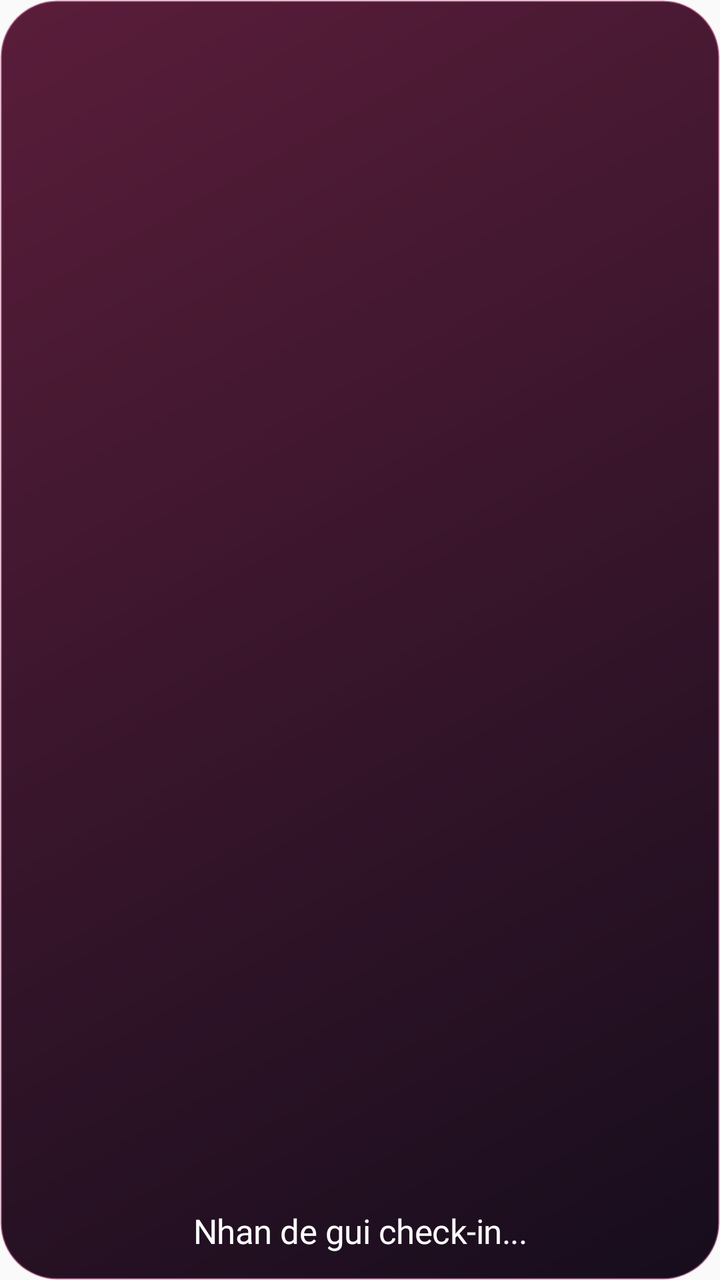
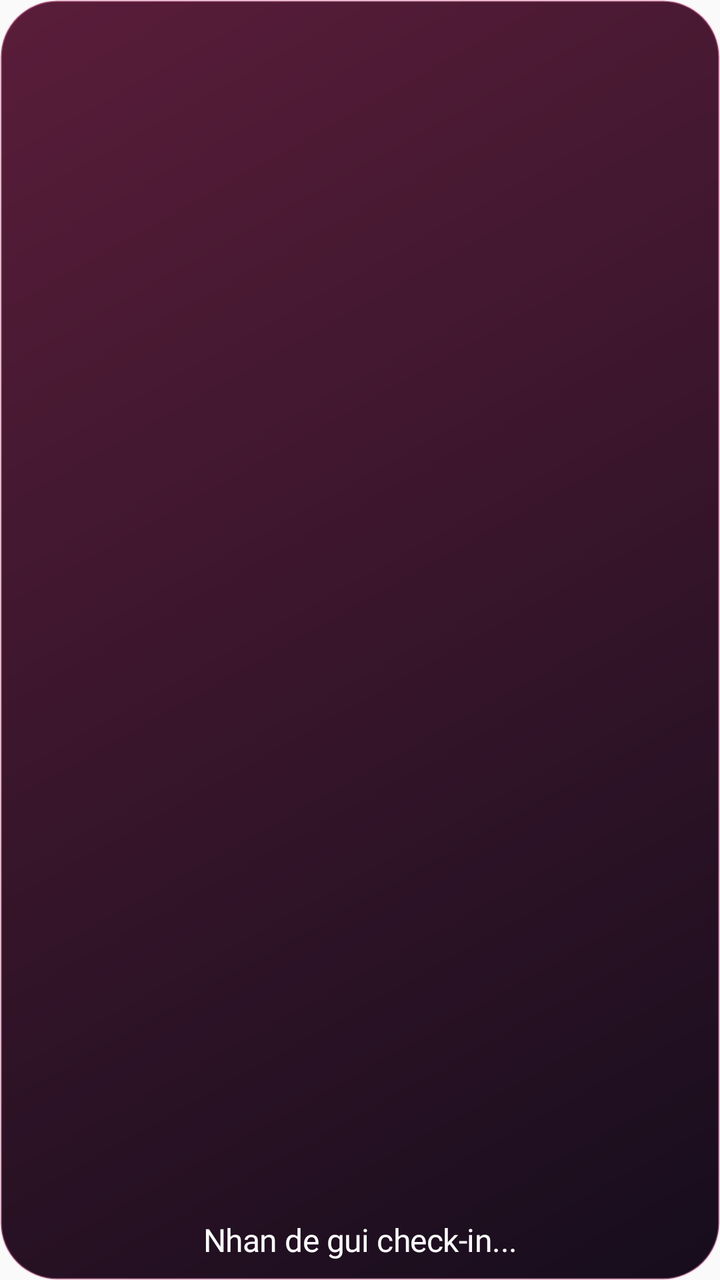

Compare the two renders of this Android layout. The source of the first and the diff that turns it into the second are given below.
<!-- AndroidManifest.xml: application theme Theme.LoveCheck -->
<!-- res/layout/love_check_quick_widget.xml -->
<?xml version="1.0" encoding="utf-8"?>
<FrameLayout xmlns:android="http://schemas.android.com/apk/res/android"
    android:id="@+id/quick_widget_root"
    android:layout_width="match_parent"
    android:layout_height="match_parent"
    android:background="@drawable/widget_photo_background"
    android:clipToOutline="true">

    
    <ImageView
        android:id="@+id/quick_widget_image"
        android:layout_width="match_parent"
        android:layout_height="match_parent"
        android:background="@drawable/widget_photo_background"
        android:clipToOutline="true"
        android:scaleType="centerCrop"
        android:contentDescription="@null"
        android:visibility="gone" />

    
    <ImageView
        android:id="@+id/quick_widget_scrim"
        android:layout_width="match_parent"
        android:layout_height="match_parent"
        android:background="@drawable/widget_photo_scrim"
        android:clipToOutline="true"
        android:contentDescription="@null"
        android:visibility="gone" />

    
    <LinearLayout
        android:layout_width="match_parent"
        android:layout_height="match_parent"
        android:gravity="bottom"
        android:orientation="vertical"
        android:paddingStart="12dp"
        android:paddingTop="12dp"
        android:paddingEnd="12dp"
        android:paddingBottom="14dp">

        <TextView
            android:id="@+id/quick_widget_body"
            android:layout_width="match_parent"
            android:layout_height="wrap_content"
            android:ellipsize="end"
            android:fontFamily="@font/be_vietnam_pro_extra_bold"
            android:gravity="center"
            android:includeFontPadding="false"
            android:letterSpacing="-0.01"
            android:maxLines="2"
            android:text="Nhan de gui check-in..."
            android:textAlignment="center"
            android:textColor="#FFFFFF"
            android:textSize="17sp" />
    </LinearLayout>
</FrameLayout>
<!-- resources referenced by this layout -->
<resources>
  <!-- drawable widget_photo_background (drawable) -->
  <?xml version="1.0" encoding="utf-8"?>
  <shape xmlns:android="http://schemas.android.com/apk/res/android">
      <gradient
          android:angle="315"
          android:endColor="#160D1C"
          android:startColor="#5A1D3A" />
      <stroke
          android:width="1dp"
          android:color="#55FF8DBC" />
      <corners android:radius="28dp" />
  </shape>
  <!-- drawable widget_photo_scrim (drawable) -->
  <?xml version="1.0" encoding="utf-8"?>
  <shape xmlns:android="http://schemas.android.com/apk/res/android">
      <gradient
          android:angle="270"
          android:endColor="#E6190F17"
          android:centerColor="#A8190F17"
          android:startColor="#00190F17" />
      <corners android:radius="28dp" />
  </shape>
  <style name="Theme.LoveCheck" parent="android:Theme.Material.Light.NoActionBar" />
</resources>

<!-- the commit's change to res/layout/love_check_quick_widget.xml (unified diff, before → after) -->
@@ -33,10 +33,10 @@
         android:layout_height="match_parent"
         android:gravity="bottom"
         android:orientation="vertical"
-        android:paddingStart="12dp"
-        android:paddingTop="12dp"
-        android:paddingEnd="12dp"
-        android:paddingBottom="14dp">
+        android:paddingStart="10dp"
+        android:paddingTop="10dp"
+        android:paddingEnd="10dp"
+        android:paddingBottom="10dp">
 
         <TextView
             android:id="@+id/quick_widget_body"
@@ -51,6 +51,6 @@
             android:text="Nhan de gui check-in..."
             android:textAlignment="center"
             android:textColor="#FFFFFF"
-            android:textSize="17sp" />
+            android:textSize="16sp" />
     </LinearLayout>
 </FrameLayout>
